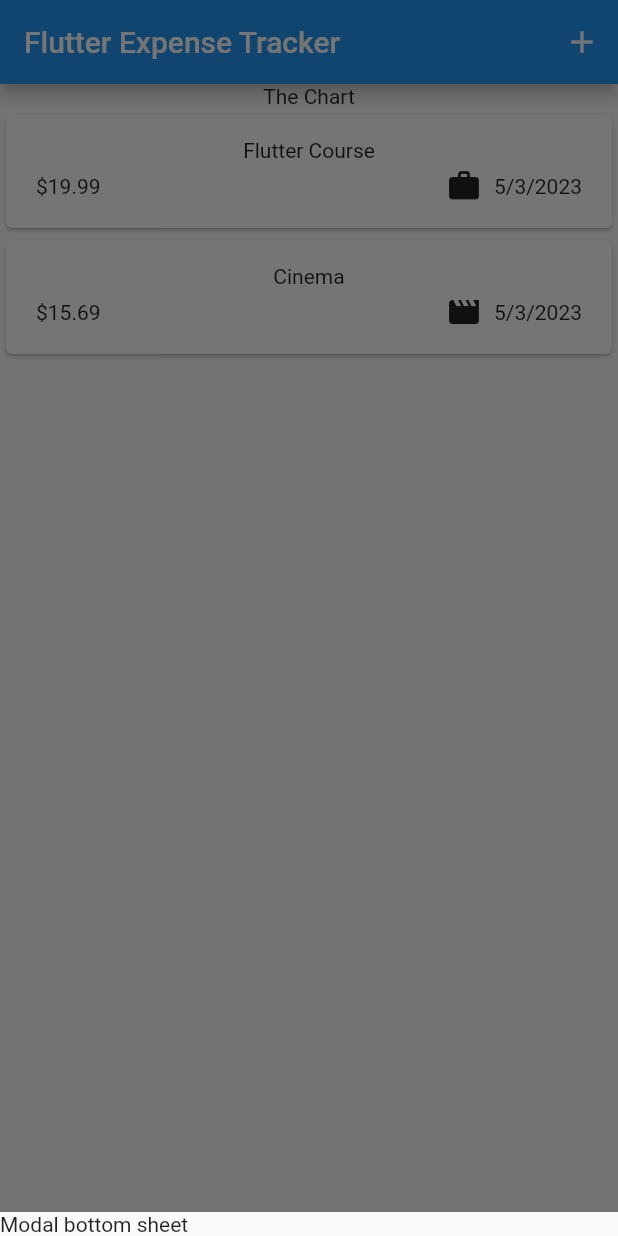
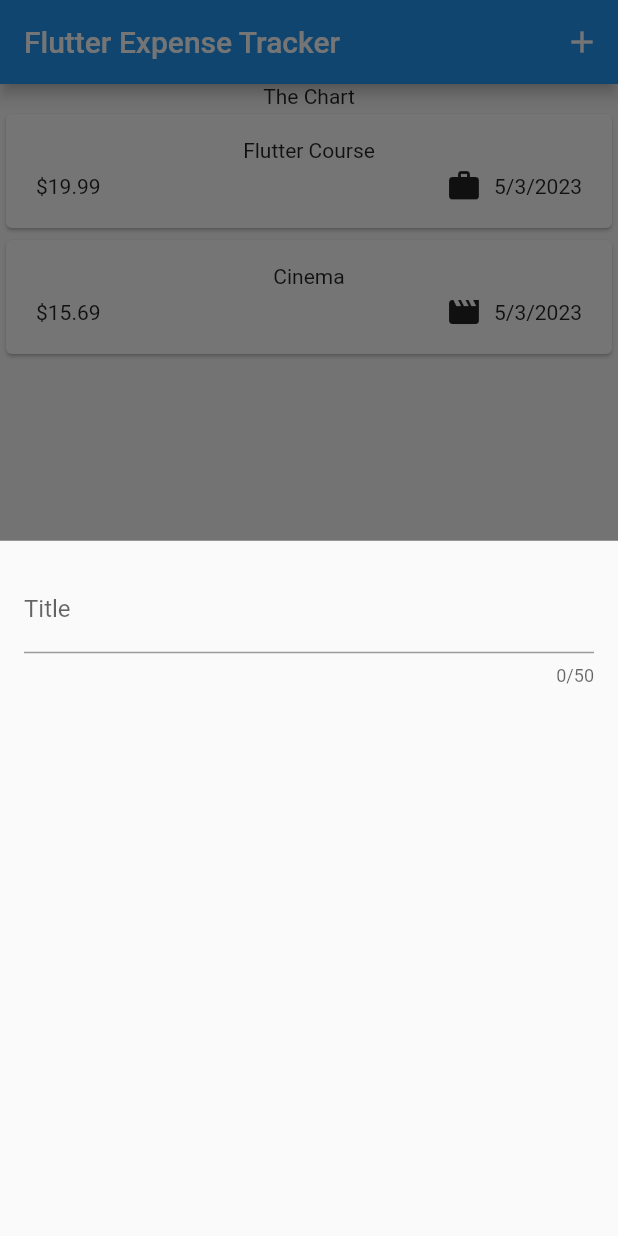
Before and after one commit to godomainz/expense_tracker, a Flutter app: the screen it shows after launch, after a tap on the "add" icon, on a phone screen of 412 x 824 dp. Run offline on Flutter 3.47's test engine with Material 2 defaults, Android fonts, the phone set to English and light mode, and no system bars.

Commit message:
106. Handling User (Text) Input with the TextField Widget

```diff
--- a/lib/widgets/expenses.dart
+++ b/lib/widgets/expenses.dart
@@ -1,5 +1,6 @@
 import 'package:expense_tracker/widgets/expenses_list/expenses_list.dart';
 import 'package:expense_tracker/models/expense.dart';
+import 'package:expense_tracker/widgets/new_expense.dart';
 import 'package:flutter/material.dart';
 
 class Expenses extends StatefulWidget {
@@ -25,7 +26,7 @@ class _ExpensesState extends State<Expenses> {
 
   void _openAddExenseOverlay() {
     showModalBottomSheet(
-        context: context, builder: (ctx) => const Text("Modal bottom sheet"));
+        context: context, builder: (ctx) => const NewExpense());
   }
 
   @override
--- /dev/null
+++ b/lib/widgets/new_expense.dart
@@ -0,0 +1,25 @@
+import 'package:flutter/material.dart';
+
+class NewExpense extends StatefulWidget {
+  const NewExpense({super.key});
+
+  @override
+  State<NewExpense> createState() => _NewExpenseState();
+}
+
+class _NewExpenseState extends State<NewExpense> {
+  @override
+  Widget build(BuildContext context) {
+    return Padding(
+      padding: const EdgeInsets.all(16),
+      child: Column(
+        children: const [
+          TextField(
+            maxLength: 50,
+            decoration: InputDecoration(label: Text("Title")),
+          ),
+        ],
+      ),
+    );
+  }
+}
```
